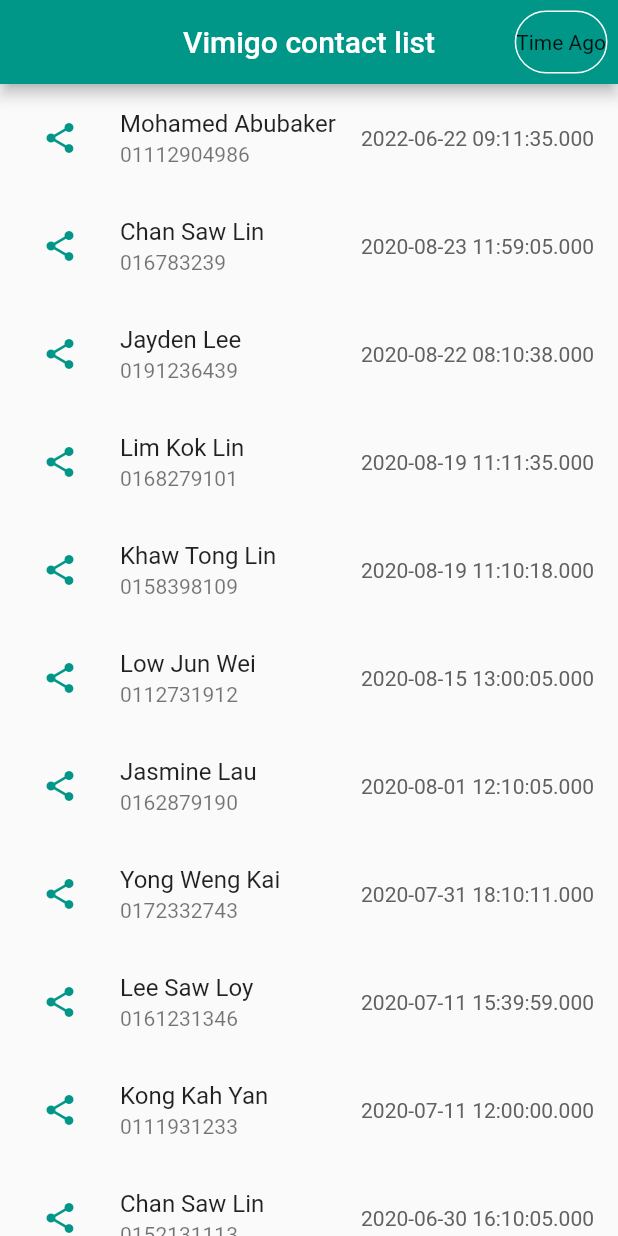
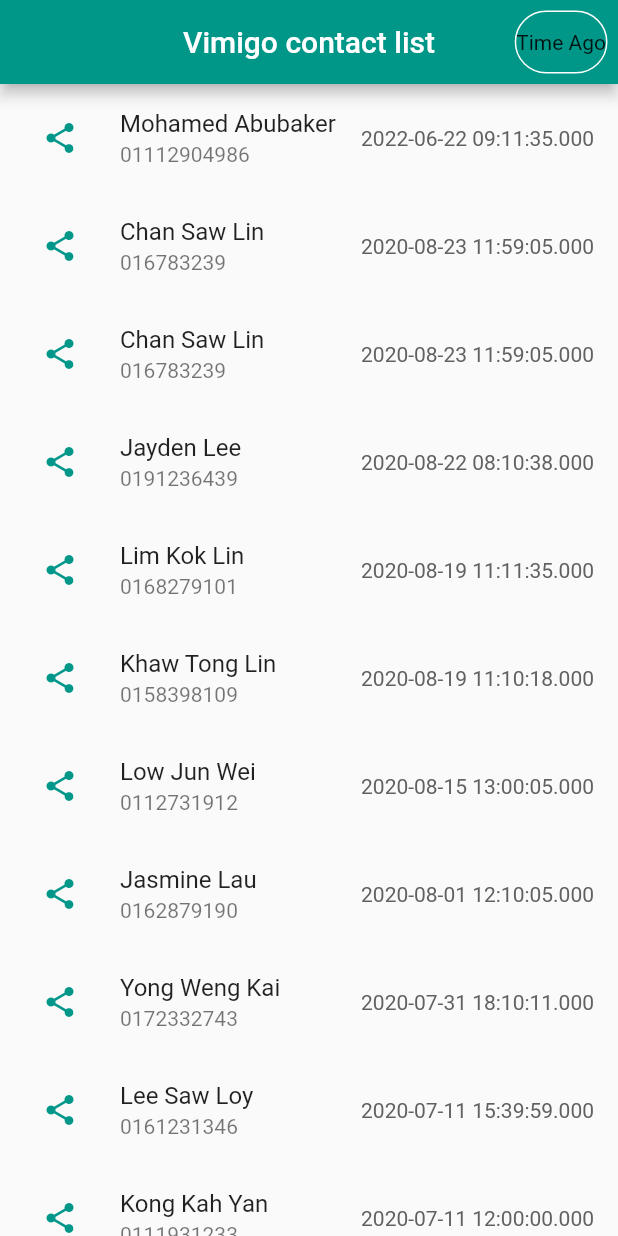
Before and after one commit to mohamedlecter/flutter_assessment, a Flutter app: the screen it shows after launch, after a tap on "Time Ago", on a phone screen of 412 x 824 dp. Run offline on Flutter 3.47's test engine with Material 2 defaults, Android fonts, the phone set to English and light mode, and no system bars; our stand-ins replace faker, jiffy, share, shared_preferences.

Commit message:
first commit

```diff
--- a/data/contact_list.json
+++ b/data/contact_list.json
@@ -43,6 +43,10 @@
     "check-in": "2020-07-11 12:00:00"
   },
   {
+    "user": "Chan Saw Lin",
+    "phone": "016783239",
+    "check-in": "2020-08-23 11:59:05"
+  }, {
     "user": "Jasmine Lau",
     "phone": "0162879190",
     "check-in": "2020-08-01 12:10:05"
--- a/lib/screens/home_page.dart
+++ b/lib/screens/home_page.dart
@@ -132,7 +132,7 @@
                       DateTime time = DateTime.parse(contact['check-in']);
                       return ListTile(
                         leading: IconButton(
-                          icon: const Icon(
+                          icon: Icon(
                             Icons.share,
                             color: Colors.teal,
                           ),
```
